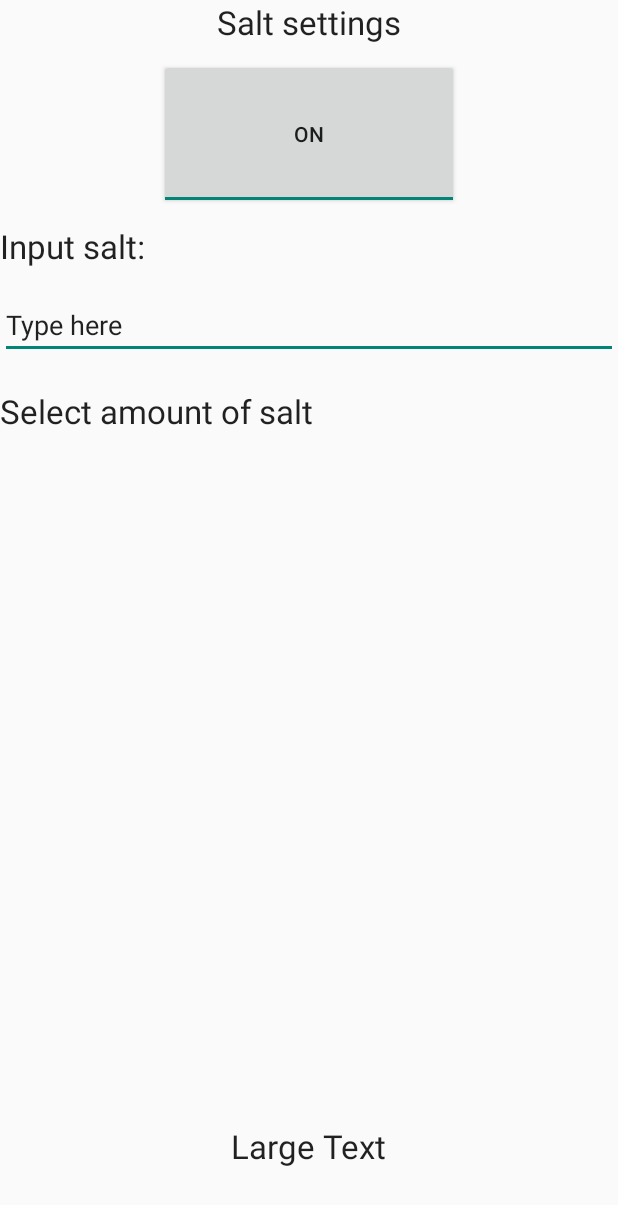
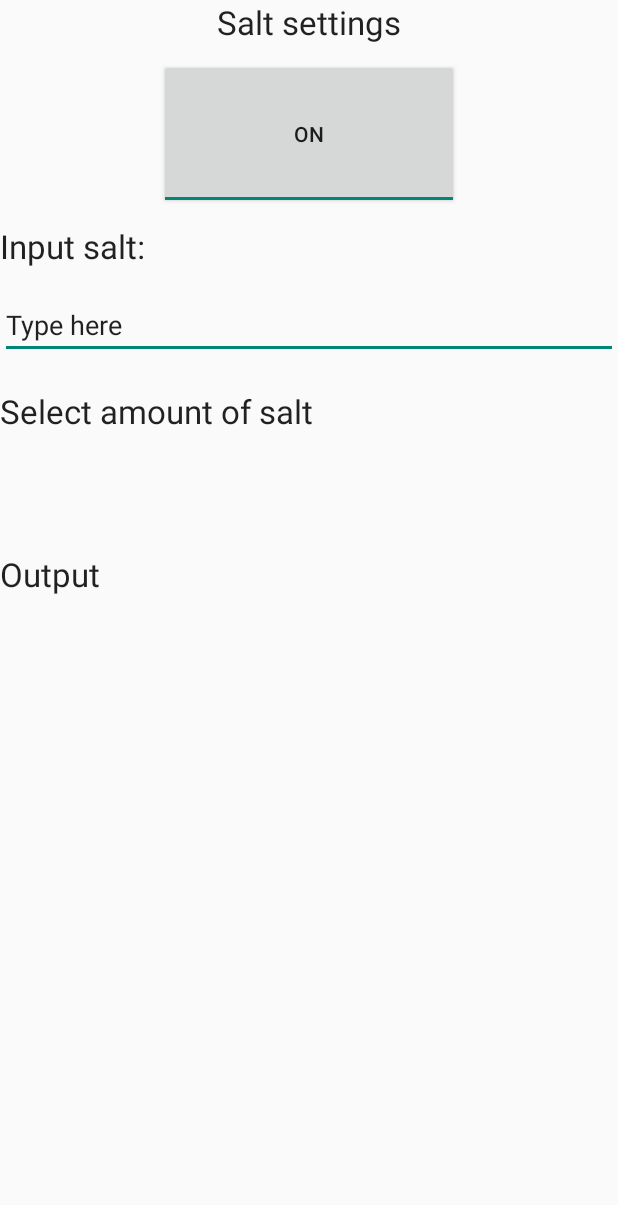
Before and after one commit to jzukauska/Hashandsalt, an Android app: the layout fragament_two.xml on its own in the app's theme, with its tools: preview values and no code run, on a phone screen of 412 x 824 dp. Shown: the top 1205 px of the screen. Run offline under Robolectric (Android 15) with nearby library versions, the phone set to English and light mode, and no system bars.

Commit message:
Made it readable and added comments. Basically took out unnecessary stuff

```diff
--- a/tabs_app/src/main/res/layout/fragament_two.xml
+++ b/tabs_app/src/main/res/layout/fragament_two.xml
@@ -1,90 +1,92 @@
 <?xml version="1.0" encoding="utf-8"?>
 
 <RelativeLayout xmlns:android="http://schemas.android.com/apk/res/android"
-    android:orientation="vertical" android:layout_width="match_parent"
-    android:layout_height="match_parent">
+    android:layout_width="match_parent"
+    android:layout_height="match_parent"
+    android:orientation="vertical">
 
 
     <TextView
+        android:id="@+id/textView8"
         android:layout_width="wrap_content"
         android:layout_height="wrap_content"
-        android:textAppearance="?android:attr/textAppearanceLarge"
+        android:layout_alignParentTop="true"
+        android:layout_centerHorizontal="true"
         android:text="Salt settings"
-        android:id="@+id/textView8"
-        android:layout_alignParentTop="true"
-        android:layout_centerHorizontal="true" />
+        android:textAppearance="?android:attr/textAppearanceLarge" />
 
     <TextView
+        android:id="@+id/textView9"
         android:layout_width="wrap_content"
         android:layout_height="wrap_content"
-        android:textAppearance="?android:attr/textAppearanceLarge"
-        android:text="Input salt:"
-        android:id="@+id/textView9"
-        android:layout_below="@+id/toggleButton"
         android:layout_alignParentLeft="true"
         android:layout_alignParentStart="true"
-        android:layout_marginTop="10dp" />
+        android:layout_below="@+id/toggleButton"
+        android:layout_marginTop="10dp"
+        android:text="Input salt:"
+        android:textAppearance="?android:attr/textAppearanceLarge" />
 
     <EditText
+        android:id="@+id/editText2"
         android:layout_width="wrap_content"
         android:layout_height="wrap_content"
-        android:id="@+id/editText2"
+        android:layout_alignParentEnd="true"
+        android:layout_alignParentLeft="true"
+        android:layout_alignParentRight="true"
+        android:layout_alignParentStart="true"
+        android:layout_below="@+id/textView9"
+        android:layout_marginTop="15dp"
         android:inputType="text"
-        android:text="Type here"
-        android:layout_below="@+id/textView9"
+        android:text="Type here" />
+
+    <Spinner
+        android:id="@+id/spinner"
+        android:layout_width="match_parent"
+        android:layout_height="wrap_content"
         android:layout_alignParentLeft="true"
         android:layout_alignParentStart="true"
-        android:layout_alignParentRight="true"
-        android:layout_alignParentEnd="true"
-        android:layout_marginTop="15dp" />
+        android:layout_below="@+id/textView10"
+        android:layout_marginTop="20dp"
+        android:background="#f7f7f7"
+        android:clickable="true"
+        android:paddingLeft="10dp"
+        android:popupBackground="#f7f7f7"
+        android:spinnerMode="dialog"
+        android:textAlignment="center" />
 
-    <Spinner
-        android:layout_width="match_parent"
+    <TextView
+        android:id="@+id/textView10"
+        android:layout_width="wrap_content"
         android:layout_height="wrap_content"
-        android:id="@+id/spinner"
-        android:spinnerMode="dialog"
-        android:textAlignment="center"
-        android:popupBackground="#f7f7f7"
-        android:paddingLeft="10dp"
-        android:clickable="true"
-        android:background="#f7f7f7"
-        android:layout_below="@+id/textView10"
         android:layout_alignParentLeft="true"
         android:layout_alignParentStart="true"
-        android:layout_marginTop="20dp" />
+        android:layout_below="@+id/editText2"
+        android:layout_marginTop="20dp"
+        android:text="Select amount of salt"
+        android:textAppearance="?android:attr/textAppearanceLarge" />
+
+    <ToggleButton
+        android:id="@+id/toggleButton"
+        android:layout_width="wrap_content"
+        android:layout_height="wrap_content"
+        android:layout_below="@+id/textView8"
+        android:layout_centerHorizontal="true"
+        android:layout_marginTop="10dp"
+        android:checked="true"
+        android:minHeight="100dp"
+        android:minWidth="200dp"
+        android:text="Salt on"
+        android:textAlignment="center" />
 
     <TextView
+        android:id="@+id/textView11"
         android:layout_width="wrap_content"
         android:layout_height="wrap_content"
-        android:textAppearance="?android:attr/textAppearanceLarge"
-        android:text="Select amount of salt"
-        android:id="@+id/textView10"
-        android:layout_below="@+id/editText2"
         android:layout_alignParentLeft="true"
         android:layout_alignParentStart="true"
-        android:layout_marginTop="20dp" />
-
-    <ToggleButton
-        android:layout_width="wrap_content"
-        android:layout_height="wrap_content"
-        android:text="Salt on"
-        android:id="@+id/toggleButton"
-        android:checked="true"
-        android:textAlignment="center"
-        android:minHeight="100dp"
-        android:minWidth="200dp"
-        android:layout_below="@+id/textView8"
-        android:layout_centerHorizontal="true"
-        android:layout_marginTop="10dp" />
-
-    <TextView
-        android:layout_width="wrap_content"
-        android:layout_height="wrap_content"
-        android:textAppearance="?android:attr/textAppearanceLarge"
-        android:text="Large Text"
-        android:id="@+id/textView11"
-        android:layout_alignParentBottom="true"
-        android:layout_centerHorizontal="true"
-        android:layout_marginBottom="45dp" />
+        android:layout_below="@+id/spinner"
+        android:layout_marginTop="59dp"
+        android:text="Output"
+        android:textAppearance="?android:attr/textAppearanceLarge" />
 
 </RelativeLayout>
```
Also changed, not shown: tabs_app/src/main/java/com/example/mytabs/tabs_app/FirstFragment.java (+21 -28 lines), tabs_app/src/main/java/com/example/mytabs/tabs_app/SecondFragment.java (+38 -30 lines), tabs_app/src/main/res/layout/fragament_one.xml (+31 -32 lines).
